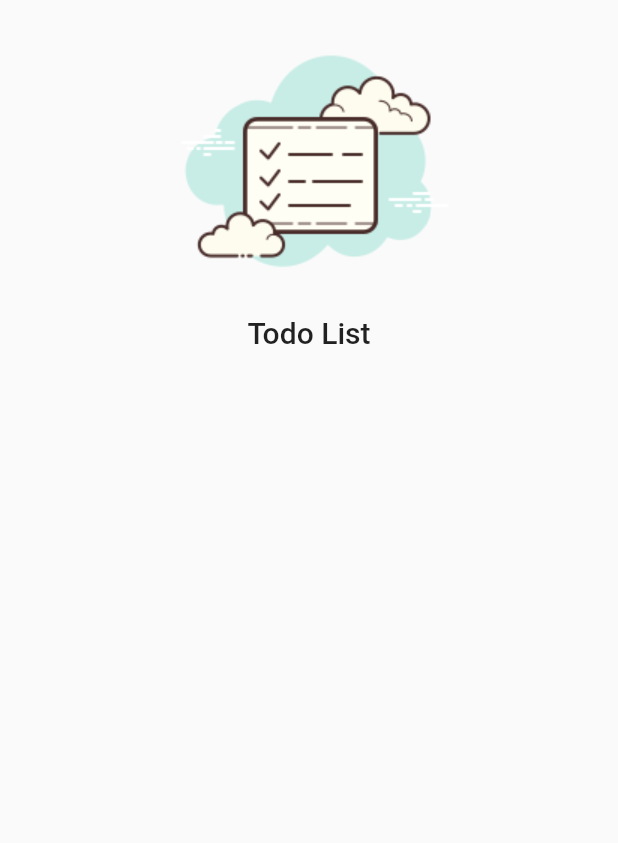
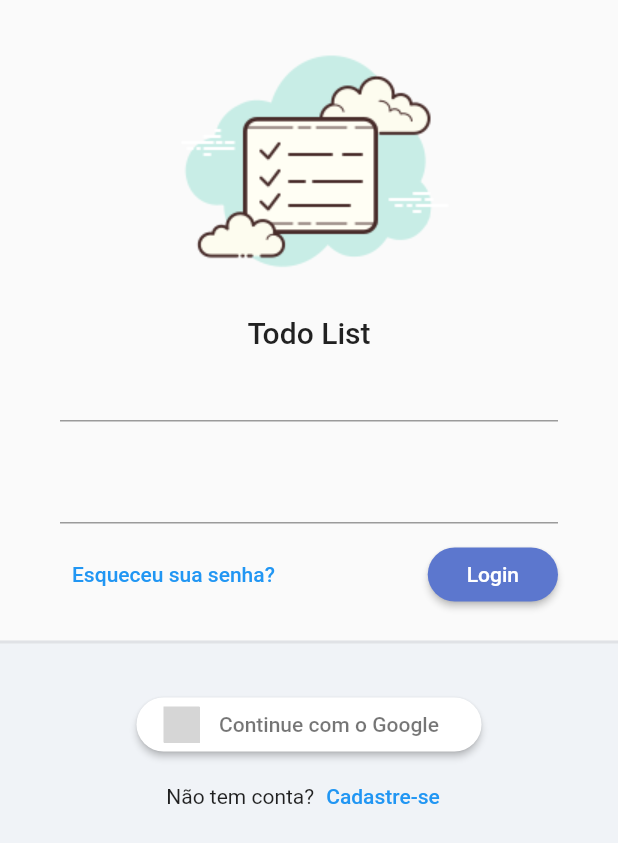
Before and after one commit to caioguge/Todo-List, a Flutter app: the screen it shows after launch, on a phone screen of 412 x 824 dp. Shown: the top 843 px of the screen. Run offline on Flutter 3.47's test engine with Material 2 defaults, Android fonts, the phone set to English and light mode, and no system bars; our stand-ins replace flutter_signin_button, google_fonts, sqflite, sqflite_common, synchronized; accounts and stored records are empty; Roboto replaces fonts that are missing (Mandali); grey boxes are pictures that could not be loaded.

Commit message:
Feat: Criação da tela de login concluída e finalização da criação dos temas do App

```diff
--- a/lib/app/app_widget.dart
+++ b/lib/app/app_widget.dart
@@ -1,5 +1,6 @@
 import 'package:flutter/material.dart';
 import 'package:todo_list_provider/app/core/database/sqlite_adm_connection.dart';
+import 'package:todo_list_provider/app/core/ui/todo_list_ui_config.dart';
 import 'package:todo_list_provider/app/modules/auth/auth_module.dart';
 import 'modules/splash/splash_page.dart';
 
@@ -31,6 +32,7 @@ class _AppWidgetState extends State<AppWidget> {
       debugShowCheckedModeBanner: false,
       title: 'Todo List Provider',
       initialRoute: '/login',
+      theme: TodoListUiConfig.theme,
       routes: {
         ...AuthModule().routers,
       },
--- /dev/null
+++ b/lib/app/core/ui/todo_list_ui_config.dart
@@ -0,0 +1,18 @@
+import 'package:flutter/material.dart';
+import 'package:google_fonts/google_fonts.dart';
+
+class TodoListUiConfig {
+  //Construtor privado
+  TodoListUiConfig._();
+
+  static ThemeData get theme => ThemeData(
+        textTheme: GoogleFonts.mandaliTextTheme(),
+        primaryColor: const Color(0xff5C77CE),
+        primaryColorLight: const Color(0xffABC8F7),
+        elevatedButtonTheme: ElevatedButtonThemeData(
+          style: ElevatedButton.styleFrom(
+            backgroundColor: const Color(0xff5C77CE),
+          ),
+        ),
+      );
+}
--- a/lib/app/modules/auth/login/login_page.dart
+++ b/lib/app/modules/auth/login/login_page.dart
@@ -1,4 +1,6 @@
 import 'package:flutter/material.dart';
+import 'package:flutter_signin_button/button_list.dart';
+import 'package:flutter_signin_button/button_view.dart';
 import 'package:todo_list_provider/app/core/widget/todo_list_logo.dart';
 
 class LoginPage extends StatelessWidget {
@@ -21,11 +23,88 @@ class LoginPage extends StatelessWidget {
               child: IntrinsicHeight(
                 child: Column(
                   mainAxisSize: MainAxisSize.min,
-                  children: const [
-                    SizedBox(
+                  children: [
+                    const SizedBox(
                       height: 10,
                     ),
-                    TodoListLogo(),
+                    const TodoListLogo(),
+                    //Widget responsável por fazer a validação dos campos do
+                    //TextFormField.
+                    Padding(
+                      padding: const EdgeInsets.symmetric(
+                        horizontal: 40,
+                      ),
+                      child: Form(
+                        child: Column(
+                          children: [
+                            TextFormField(),
+                            const SizedBox(height: 20),
+                            TextFormField(),
+                            const SizedBox(height: 10),
+                            Row(
+                              mainAxisAlignment: MainAxisAlignment.spaceBetween,
+                              children: [
+                                TextButton(
+                                  onPressed: () {},
+                                  child: const Text('Esqueceu sua senha?'),
+                                ),
+                                ElevatedButton(
+                                  onPressed: () {},
+                                  style: ElevatedButton.styleFrom(
+                                    shape: RoundedRectangleBorder(
+                                      borderRadius: BorderRadius.circular(20),
+                                    ),
+                                  ),
+                                  child: const Padding(
+                                    padding: EdgeInsets.all(10),
+                                    child: Text('Login'),
+                                  ),
+                                ),
+                              ],
+                            ),
+                          ],
+                        ),
+                      ),
+                    ),
+                    const SizedBox(height: 20),
+                    Expanded(
+                      child: Container(
+                        decoration: BoxDecoration(
+                          color: const Color(0xffF0F3F7),
+                          border: Border(
+                            top: BorderSide(
+                              width: 2,
+                              color: Colors.grey.withAlpha(50),
+                            ),
+                          ),
+                        ),
+                        child: Column(
+                          children: [
+                            const SizedBox(height: 30),
+                            SignInButton(
+                              Buttons.Google,
+                              text: 'Continue com o Google',
+                              padding: const EdgeInsets.all(5),
+                              shape: OutlineInputBorder(
+                                borderRadius: BorderRadius.circular(30),
+                                borderSide: BorderSide.none,
+                              ),
+                              onPressed: () {},
+                            ),
+                            Row(
+                              mainAxisAlignment: MainAxisAlignment.center,
+                              children: [
+                                const Text('Não tem conta?'),
+                                TextButton(
+                                  onPressed: () {},
+                                  child: const Text('Cadastre-se'),
+                                )
+                              ],
+                            ),
+                          ],
+                        ),
+                      ),
+                    ),
                   ],
                 ),
               ),
--- a/pubspec.yaml
+++ b/pubspec.yaml
@@ -39,6 +39,8 @@ dependencies:
   provider: ^6.0.5
   sqflite: ^2.2.3
   path: ^1.8.2
+  google_fonts: ^4.0.3
+  flutter_signin_button: ^2.0.0
 
 dev_dependencies:
   flutter_test:
```
Also changed, not shown: pubspec.lock.
